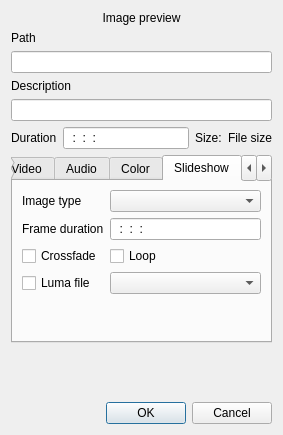
Old version of the form src/widgets/clipproperties_ui.ui in the repository KDE/kdenlive.
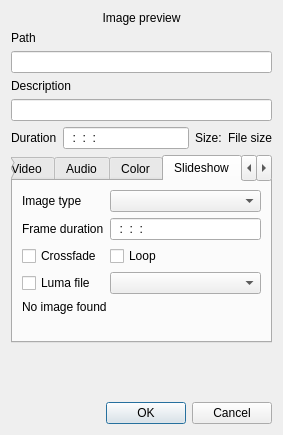
New version of the form. Custom widgets are drawn as their Qt base class.

Patch:
```diff
--- a/src/widgets/clipproperties_ui.ui
+++ b/src/widgets/clipproperties_ui.ui
@@ -285,7 +285,7 @@
         <x>0</x>
         <y>0</y>
         <width>263</width>
-        <height>159</height>
+        <height>164</height>
        </rect>
       </property>
       <attribute name="title" >
@@ -333,7 +333,7 @@
        <item row="3" column="1" >
         <widget class="KComboBox" name="luma_file" />
        </item>
-       <item row="4" column="1" >
+       <item row="5" column="1" >
         <spacer name="verticalSpacer_6" >
          <property name="orientation" >
           <enum>Qt::Vertical</enum>
@@ -353,6 +353,13 @@
          </property>
         </widget>
        </item>
+       <item row="4" column="0" colspan="2" >
+        <widget class="QLabel" name="slide_info" >
+         <property name="text" >
+          <string>No image found</string>
+         </property>
+        </widget>
+       </item>
       </layout>
      </widget>
      <widget class="QWidget" name="tab_advanced" >
```
